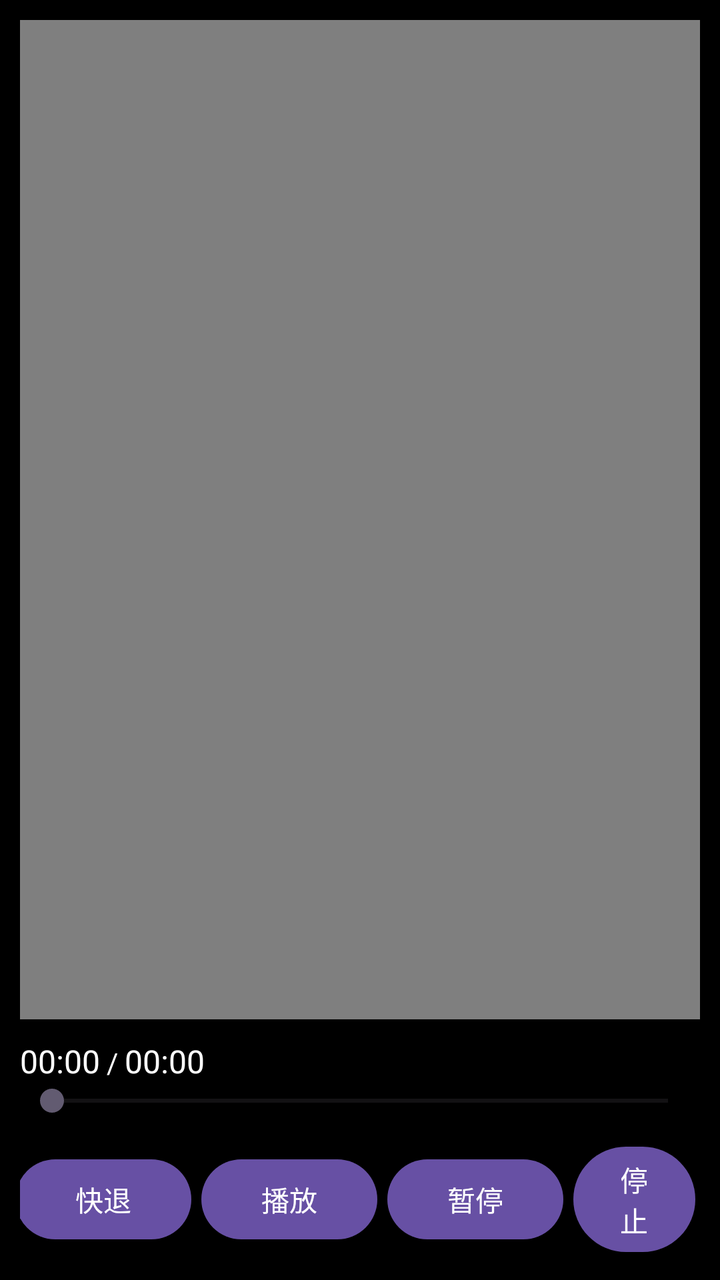
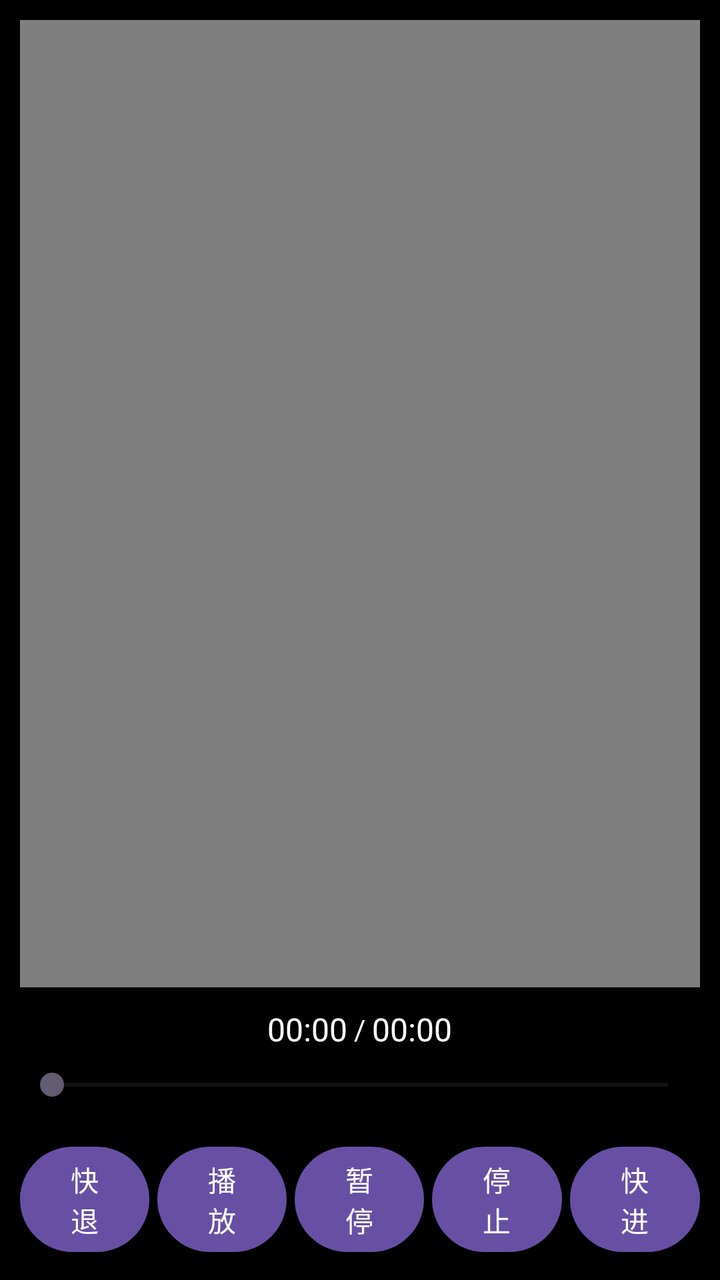

The first picture is an Android layout as it rendered before a commit; the second is the same layout after the commit. The layout source and the unified diff follow.
<!-- AndroidManifest.xml: application theme Theme.AndroidPractice15 -->
<!-- res/layout/activity_main.xml -->
<?xml version="1.0" encoding="utf-8"?>
<LinearLayout
    xmlns:android="http://schemas.android.com/apk/res/android"

    android:layout_width="match_parent"
    android:layout_height="match_parent"

    android:orientation="vertical"

    android:padding="10dp"

    android:background="#000000">

    

    <VideoView
        android:id="@+id/videoView"

        android:layout_width="match_parent"

        android:layout_height="0dp"

        android:layout_weight="1"/>

    

    <LinearLayout
        android:layout_width="match_parent"
        android:layout_height="wrap_content"

        android:orientation="horizontal"

        android:paddingTop="10dp">

        <TextView
            android:id="@+id/tvCurrent"

            android:layout_width="wrap_content"
            android:layout_height="wrap_content"

            android:text="00:00"

            android:textColor="#FFFFFF"

            android:textSize="16sp"/>

        <TextView
            android:layout_width="wrap_content"
            android:layout_height="wrap_content"

            android:text=" / "

            android:textColor="#FFFFFF"/>

        <TextView
            android:id="@+id/tvTotal"

            android:layout_width="wrap_content"
            android:layout_height="wrap_content"

            android:text="00:00"

            android:textColor="#FFFFFF"

            android:textSize="16sp"/>
    </LinearLayout>

    

    <SeekBar
        android:id="@+id/seekBar"

        android:layout_width="match_parent"

        android:layout_height="wrap_content"/>

    

    <LinearLayout
        android:layout_width="match_parent"
        android:layout_height="wrap_content"

        android:orientation="horizontal"

        android:gravity="center"

        android:paddingTop="10dp">

        <Button
            android:id="@+id/btnBackward"

            android:layout_width="wrap_content"
            android:layout_height="wrap_content"

            android:text="快退"/>

        <Button
            android:id="@+id/btnPlay"

            android:layout_width="wrap_content"
            android:layout_height="wrap_content"

            android:text="播放"

            android:layout_marginStart="5dp"/>

        <Button
            android:id="@+id/btnPause"

            android:layout_width="wrap_content"
            android:layout_height="wrap_content"

            android:text="暂停"

            android:layout_marginStart="5dp"/>

        <Button
            android:id="@+id/btnStop"

            android:layout_width="wrap_content"
            android:layout_height="wrap_content"

            android:text="停止"

            android:layout_marginStart="5dp"/>

        <Button
            android:id="@+id/btnForward"

            android:layout_width="wrap_content"
            android:layout_height="wrap_content"

            android:text="快进"

            android:layout_marginStart="5dp"/>
    </LinearLayout>

</LinearLayout>
<!-- resources referenced by this layout -->
<resources>
  <style name="Theme.AndroidPractice15" parent="Base.Theme.AndroidPractice15" />
  <style name="Base.Theme.AndroidPractice15" parent="Theme.Material3.DayNight.NoActionBar">
          
          
      </style>
</resources>

<!-- the commit's change to res/layout/activity_main.xml (unified diff, before → after) -->
@@ -1,138 +1,117 @@
 <?xml version="1.0" encoding="utf-8"?>
 <LinearLayout
     xmlns:android="http://schemas.android.com/apk/res/android"
-
     android:layout_width="match_parent"
     android:layout_height="match_parent"
-
     android:orientation="vertical"
-
     android:padding="10dp"
-
     android:background="#000000">
 
     
-
     <VideoView
         android:id="@+id/videoView"
-
         android:layout_width="match_parent"
-
         android:layout_height="0dp"
-
         android:layout_weight="1"/>
 
     
-
     <LinearLayout
         android:layout_width="match_parent"
         android:layout_height="wrap_content"
-
         android:orientation="horizontal"
-
-        android:paddingTop="10dp">
+        android:paddingTop="10dp"
+        android:gravity="center">
 
         <TextView
             android:id="@+id/tvCurrent"
-
             android:layout_width="wrap_content"
             android:layout_height="wrap_content"
-
             android:text="00:00"
-
             android:textColor="#FFFFFF"
-
             android:textSize="16sp"/>
 
         <TextView
             android:layout_width="wrap_content"
             android:layout_height="wrap_content"
-
             android:text=" / "
-
             android:textColor="#FFFFFF"/>
 
         <TextView
             android:id="@+id/tvTotal"
-
             android:layout_width="wrap_content"
             android:layout_height="wrap_content"
-
             android:text="00:00"
-
             android:textColor="#FFFFFF"
-
             android:textSize="16sp"/>
     </LinearLayout>
 
     
-
     <SeekBar
         android:id="@+id/seekBar"
-
         android:layout_width="match_parent"
-
-        android:layout_height="wrap_content"/>
+        android:layout_height="wrap_content"
+        android:layout_marginVertical="8dp"/>
 
     
-
     <LinearLayout
         android:layout_width="match_parent"
         android:layout_height="wrap_content"
-
         android:orientation="horizontal"
-
         android:gravity="center"
-
-        android:paddingTop="10dp">
+        android:paddingTop="10dp"
+        android:weightSum="5">
 
         <Button
             android:id="@+id/btnBackward"
+            android:layout_width="0dp"
+            android:layout_height="wrap_content"
+            android:layout_weight="1"
+            android:text="快退"/>
 
-            android:layout_width="wrap_content"
-            android:layout_height="wrap_content"
-
-            android:text="快退"/>
+        
+        <Space
+            android:layout_width="4dp"
+            android:layout_height="wrap_content"/>
 
         <Button
             android:id="@+id/btnPlay"
+            android:layout_width="0dp"
+            android:layout_height="wrap_content"
+            android:layout_weight="1"
+            android:text="播放"/>
 
-            android:layout_width="wrap_content"
-            android:layout_height="wrap_content"
-
-            android:text="播放"
-
-            android:layout_marginStart="5dp"/>
+        <Space
+            android:layout_width="4dp"
+            android:layout_height="wrap_content"/>
 
         <Button
             android:id="@+id/btnPause"
+            android:layout_width="0dp"
+            android:layout_height="wrap_content"
+            android:layout_weight="1"
+            android:text="暂停"/>
 
-            android:layout_width="wrap_content"
-            android:layout_height="wrap_content"
-
-            android:text="暂停"
-
-            android:layout_marginStart="5dp"/>
+        <Space
+            android:layout_width="4dp"
+            android:layout_height="wrap_content"/>
 
         <Button
             android:id="@+id/btnStop"
+            android:layout_width="0dp"
+            android:layout_height="wrap_content"
+            android:layout_weight="1"
+            android:text="停止"/>
 
-            android:layout_width="wrap_content"
-            android:layout_height="wrap_content"
-
-            android:text="停止"
-
-            android:layout_marginStart="5dp"/>
+        <Space
+            android:layout_width="4dp"
+            android:layout_height="wrap_content"/>
 
         <Button
             android:id="@+id/btnForward"
-
-            android:layout_width="wrap_content"
+            android:layout_width="0dp"
             android:layout_height="wrap_content"
-
-            android:text="快进"
-
-            android:layout_marginStart="5dp"/>
+            android:layout_weight="1"
+            android:text="快进"/>
     </LinearLayout>
 
 </LinearLayout>
